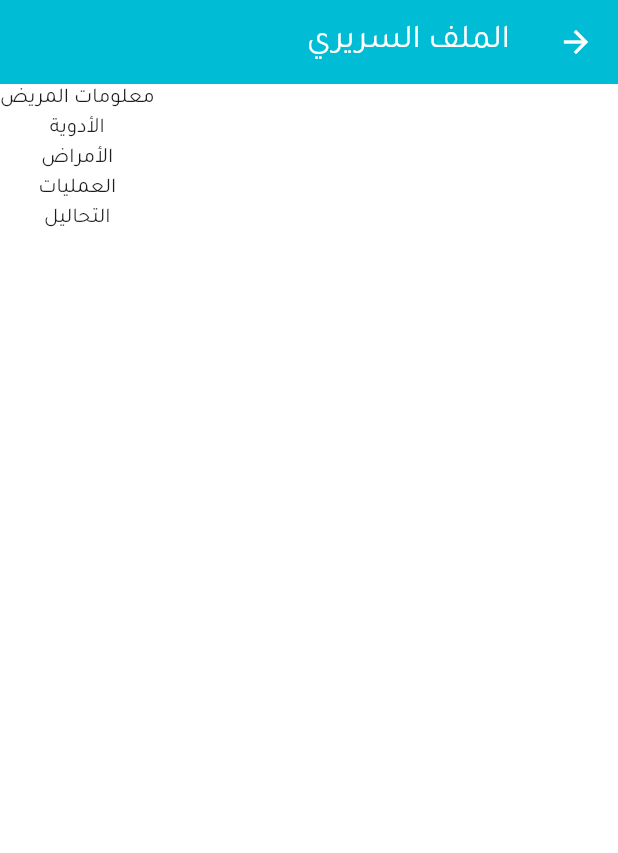
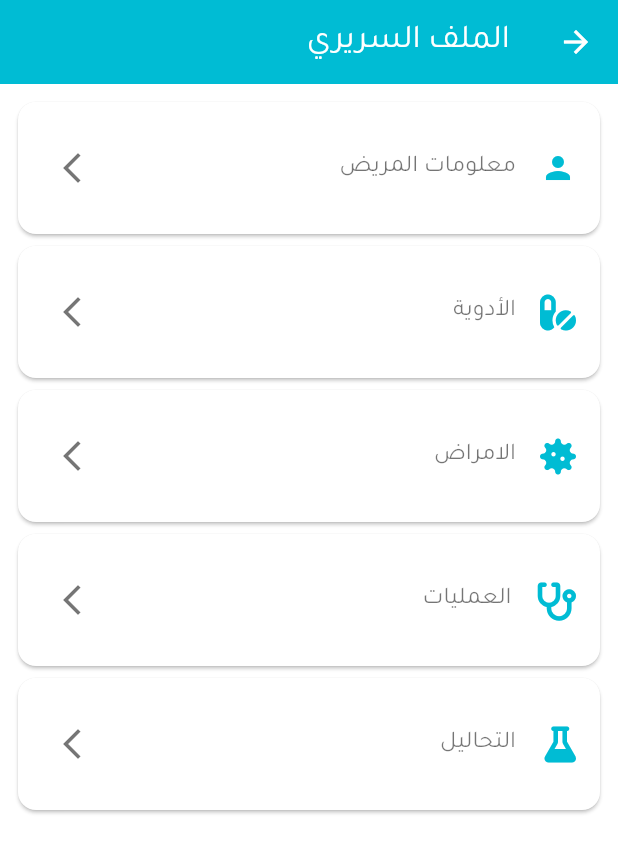
Before and after one commit to anas-iyad-agha/capsule, a Flutter app: the ClinicalFileScreen screen opened by its route, on a phone screen of 412 x 824 dp. Shown: the top 853 px of the screen. Run offline on Flutter 3.47's test engine with Material 3 defaults, Android fonts, the phone set to English and light mode, and no system bars; our stand-ins replace flutter_local_notifications, font_awesome_flutter, permission_handler, shared_preferences, sqflite, table_calendar and 1 more; missing offline and left inert: alarm; accounts and stored records are empty; statements that could not run were skipped.

Commit message:
redesigned the clinical file page

```diff
--- a/lib/screens/clinical-file-screen/clinical-file-screen.dart
+++ b/lib/screens/clinical-file-screen/clinical-file-screen.dart
@@ -1,5 +1,6 @@
 import 'package:Capsule/screens/clinical-file-screen/patient-info-screen/patient-info-screen.dart';
 import 'package:flutter/material.dart';
+import 'package:font_awesome_flutter/font_awesome_flutter.dart';
 
 class ClinicalFileScreen extends StatefulWidget {
   static const route = '/clinical-file';
@@ -14,19 +15,65 @@ class _ClinicalFileScreenState extends State<ClinicalFileScreen> {
   Widget build(BuildContext context) {
     return Scaffold(
       appBar: AppBar(title: Text('الملف السريري')),
-      body: Column(
-        children: [
-          GestureDetector(
-            onTap: () {
-              Navigator.pushNamed(context, PatientInfoScreen.route);
-            },
-            child: Text('معلومات المريض'),
-          ),
-          GestureDetector(child: Text('الأدوية')),
-          GestureDetector(child: Text('الأمراض')),
-          GestureDetector(child: Text('العمليات')),
-          GestureDetector(child: Text('التحاليل')),
-        ],
+      body: Padding(
+        padding: const EdgeInsets.all(8.0),
+        child: Column(
+          children: [
+            Card(
+              child: ListTile(
+                minVerticalPadding: 32,
+                onTap: () =>
+                    Navigator.pushNamed(context, PatientInfoScreen.route),
+                trailing: Icon(Icons.arrow_forward_ios),
+                leading: Icon(Icons.person, color: Colors.cyan),
+                title: Text('معلومات المريض'),
+              ),
+            ),
+            Card(
+              child: ListTile(
+                minVerticalPadding: 32,
+                onTap: () =>
+                    Navigator.pushNamed(context, PatientInfoScreen.route),
+                trailing: Icon(Icons.arrow_forward_ios),
+                leading: FaIcon(FontAwesomeIcons.pills, color: Colors.cyan),
+                title: Text('الأدوية'),
+              ),
+            ),
+            Card(
+              child: ListTile(
+                minVerticalPadding: 32,
+                onTap: () =>
+                    Navigator.pushNamed(context, PatientInfoScreen.route),
+                trailing: Icon(Icons.arrow_forward_ios),
+                leading: FaIcon(FontAwesomeIcons.virus, color: Colors.cyan),
+                title: Text('الامراض'),
+              ),
+            ),
+            Card(
+              child: ListTile(
+                minVerticalPadding: 32,
+                onTap: () =>
+                    Navigator.pushNamed(context, PatientInfoScreen.route),
+                trailing: Icon(Icons.arrow_forward_ios),
+                leading: FaIcon(
+                  FontAwesomeIcons.stethoscope,
+                  color: Colors.cyan,
+                ),
+                title: Text('العمليات'),
+              ),
+            ),
+            Card(
+              child: ListTile(
+                minVerticalPadding: 32,
+                onTap: () =>
+                    Navigator.pushNamed(context, PatientInfoScreen.route),
+                trailing: Icon(Icons.arrow_forward_ios),
+                leading: FaIcon(FontAwesomeIcons.flask, color: Colors.cyan),
+                title: Text('التحاليل'),
+              ),
+            ),
+          ],
+        ),
       ),
     );
   }
```
